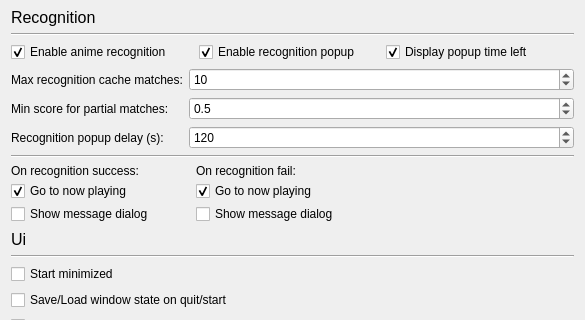
The window that src/gui/dialogs/settings_dialog.ui (nisemono0/AniTrack) describes before a commit, drawn with Qt 5; both pictures show x 0 to 585 and y 115 to 435 of the 585 by 575 pixel window.
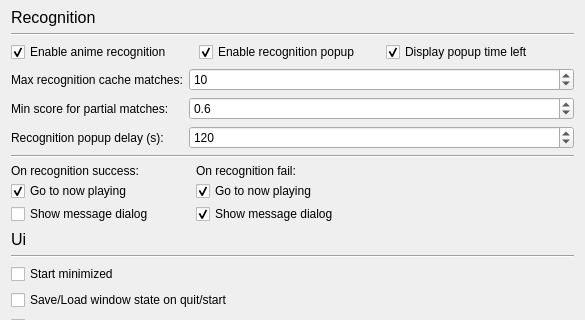
The same window after the commit.

Patch:
```diff
--- a/src/gui/dialogs/settings_dialog.ui
+++ b/src/gui/dialogs/settings_dialog.ui
@@ -184,7 +184,7 @@
         <double>0.100000000000000</double>
        </property>
        <property name="value">
-        <double>0.500000000000000</double>
+        <double>0.600000000000000</double>
        </property>
       </widget>
      </item>
@@ -284,7 +284,7 @@
         <string>Show message dialog</string>
        </property>
        <property name="checked">
-        <bool>false</bool>
+        <bool>true</bool>
        </property>
       </widget>
      </item>
```
